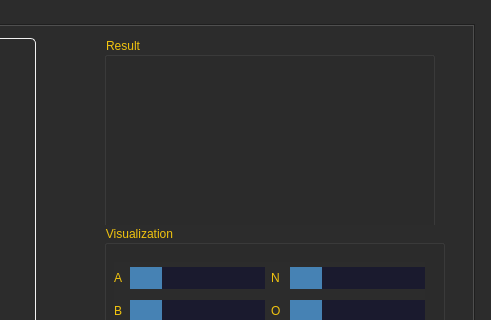
VladBigBrain/VladBigBrain, file MLP/src/view/view.ui: the form before one commit; both pictures show x 456 to 947 and y 0 to 320 of the 947 by 846 pixel window.
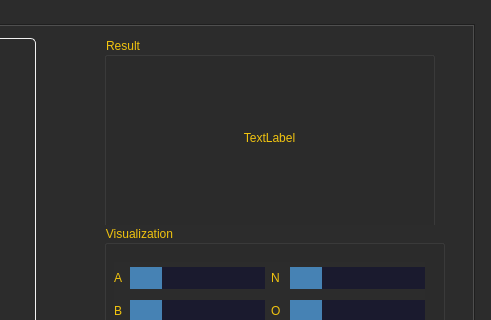
The form after the commit. Custom widgets are drawn as their Qt base class.

```diff
--- a/MLP/src/view/view.ui
+++ b/MLP/src/view/view.ui
@@ -380,6 +380,22 @@
          <property name="title">
           <string>Result</string>
          </property>
+         <widget class="QLabel" name="resultlabel">
+          <property name="geometry">
+           <rect>
+            <x>0</x>
+            <y>20</y>
+            <width>331</width>
+            <height>161</height>
+           </rect>
+          </property>
+          <property name="text">
+           <string>TextLabel</string>
+          </property>
+          <property name="alignment">
+           <set>Qt::AlignCenter</set>
+          </property>
+         </widget>
         </widget>
         <widget class="QGroupBox" name="VisualizationBox">
          <property name="geometry">
```
